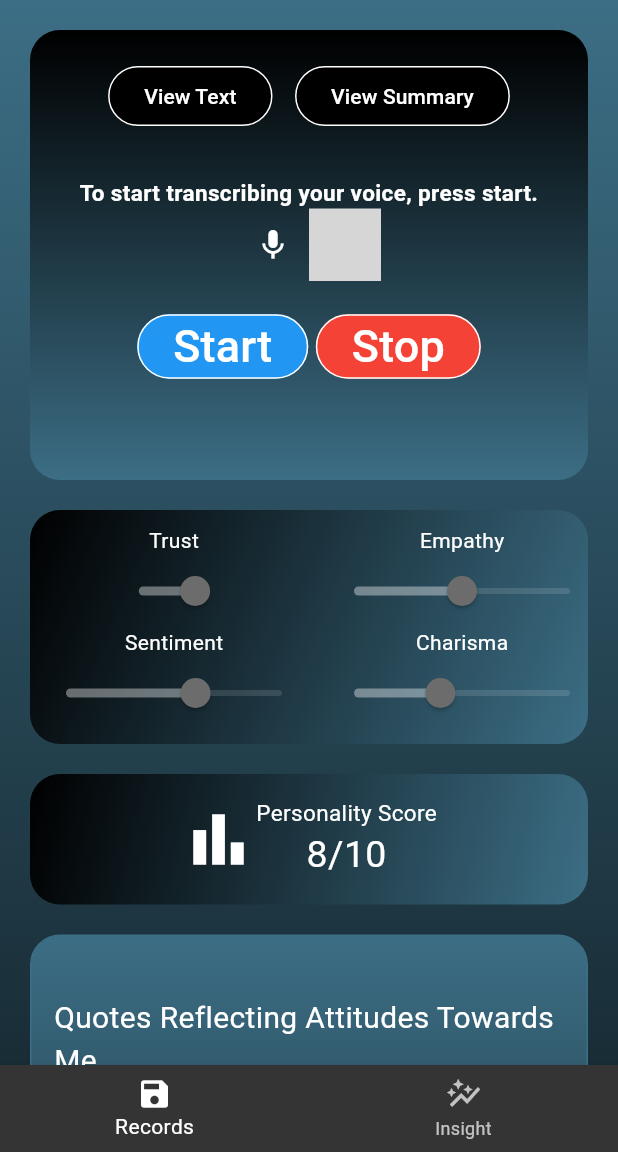
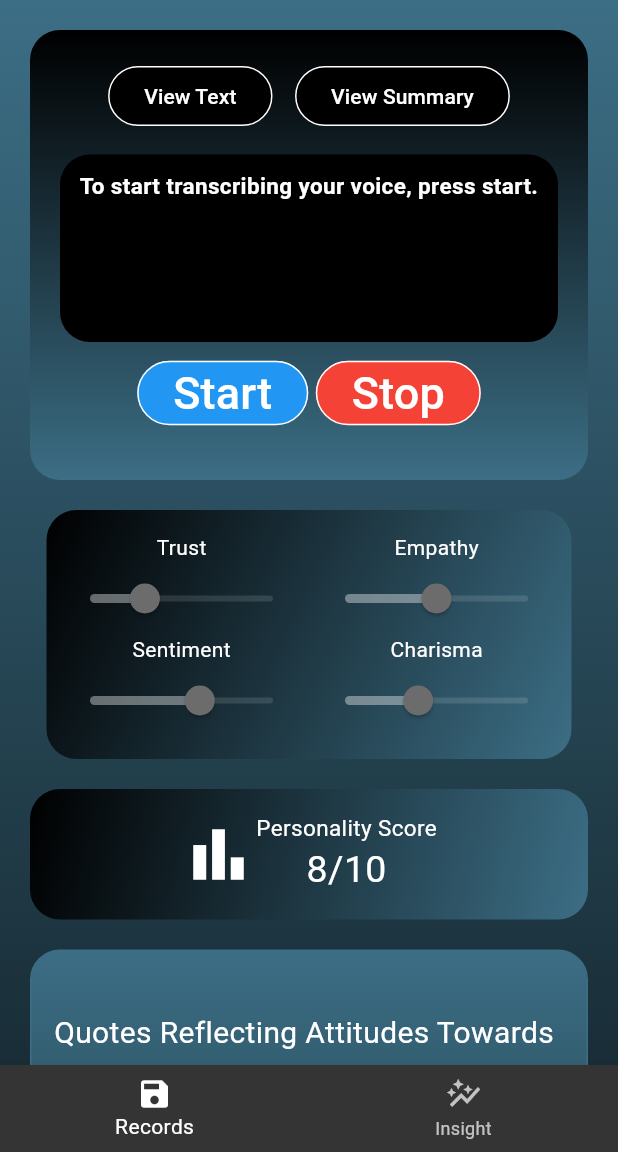
Before and after one commit to DelgaMatt/Chat-Analytics, a Flutter app: the IndRecordScreen screen opened directly, on a phone screen of 412 x 824 dp, the part 84-1236 px from its top. Run offline on Flutter 3.47's test engine with Material 3 defaults, Android fonts, the phone set to English and light mode, and no system bars; our stand-ins replace envied, firebase_auth, firebase_core, google_sign_in, permission_handler; missing offline and left inert: audio_waveforms, sound_stream; accounts and stored records are empty; generated files the repository leaves out were written again; grey boxes are pictures that could not be loaded.

Commit message:
functional transcriber and UI changes

```diff
--- a/lib/app/config/env_config.dart
+++ b/lib/app/config/env_config.dart
@@ -9,4 +9,7 @@ abstract class EnvConfig {
 
   @EnviedField(varName: 'DG_API_KEY', obfuscate: true)
   static final String dgApiKey = _EnvConfig.dgApiKey;
+
+  @EnviedField(varName: 'OPEN_AI_API_KEY', obfuscate: true)
+  static final String openAiApiKey = _EnvConfig.openAiApiKey;
 }
--- a/lib/features/voiceTranscription/ind_transcriber_box.dart
+++ b/lib/features/voiceTranscription/ind_transcriber_box.dart
@@ -157,14 +157,17 @@ class _IndTranscriberBox extends State<IndTranscriberBox> {
               ],
             ),
           ),
-          const SizedBox(height: 30),
-          Row(
-            children: <Widget>[
-              Expanded(
-                flex: 3,
-                child: SizedBox(
-                  width: 150,
-                  child: Text(
+          // const SizedBox(height: 30),
+
+          Container(
+            height: 125,
+            margin: const EdgeInsets.fromLTRB(20, 15, 20, 10),
+            padding: const EdgeInsets.all(10),
+            width: double.infinity,
+            decoration: BoxDecoration(
+                color: Colors.black, borderRadius: BorderRadius.circular(20)),
+            child: Column(children: [
+              Text(
                 myText,
                 textAlign: TextAlign.center,
                 overflow: TextOverflow.ellipsis,
@@ -174,12 +177,8 @@ class _IndTranscriberBox extends State<IndTranscriberBox> {
                     fontSize: 15,
                     color: Theme.of(context).colorScheme.tertiary),
               ),
+            ]),
           ),
-              ),
-            ],
-          ),
-          const IndWaveform(),
-          const SizedBox(height: 20),
           Center(
             child: Row(
               mainAxisAlignment: MainAxisAlignment.center,
--- a/lib/widgets/analysis_sliders.dart
+++ b/lib/widgets/analysis_sliders.dart
@@ -7,7 +7,7 @@ class AnalysisSliders extends StatelessWidget {
   Widget build(BuildContext context) {
     return Container(
       margin: const EdgeInsets.fromLTRB(20, 0, 20, 20),
-      // padding: const EdgeInsets.all(5),
+      padding: const EdgeInsets.all(5),
       decoration: BoxDecoration(
         borderRadius: BorderRadius.circular(20),
         gradient: LinearGradient(
@@ -19,22 +19,22 @@ class AnalysisSliders extends StatelessWidget {
         mainAxisSize: MainAxisSize.min,
         children: [
           Container(
+            width: 170,
             padding: const EdgeInsets.symmetric(vertical: 10, horizontal: 0),
             child: const Column(
               children: [
                 Column(
+                  mainAxisSize: MainAxisSize.min,
                   children: [
                     Text(
                       'Trust',
                       textAlign: TextAlign.start,
                     ),
-                    SizedBox(
-                      width: 1,
-                      child: Slider(
-                        value: 0.8,
+                    Slider(
+                        value: 0.3,
+                        // secondaryTrackValue: 0.5,
                         onChanged: null,
                       ),
-                    )
                   ],
                 ),
                 Column(
@@ -53,6 +53,7 @@ class AnalysisSliders extends StatelessWidget {
             ),
           ),
           Container(
+            width: 170,
             padding: const EdgeInsets.symmetric(vertical: 10),
             child: const Column(
               children: [
@@ -65,7 +66,7 @@ class AnalysisSliders extends StatelessWidget {
                     Slider(
                       value: 0.5,
                       onChanged: null,
-                    )
+                    ),
                   ],
                 ),
                 Column(
```
Also changed, not shown: lib/features/voiceTranscription/ind_waveform.dart (+21 -4 lines), lib/app/config/env_config.g.dart, lib/features/openAI/setiment_summary.dart (added). Lines whose indentation alone changed are shown as unchanged.
